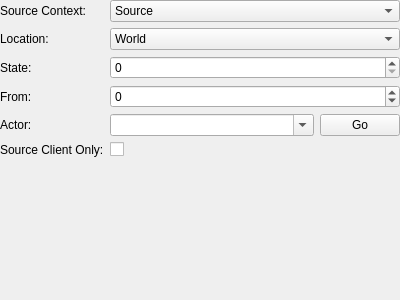
Old version of the form tools/cathedral/ui/ActionSetNPCState.ui in the repository comphack/comp_hack.
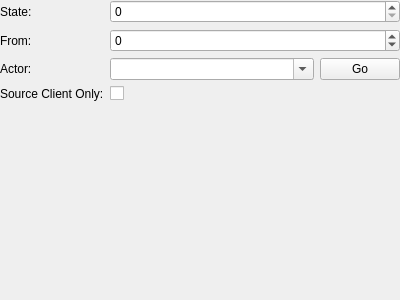
New version of the form.

Commit message: Minimizing the base action UI

```diff
--- a/tools/cathedral/ui/ActionSetNPCState.ui
+++ b/tools/cathedral/ui/ActionSetNPCState.ui
@@ -26,84 +26,27 @@
    <item>
     <layout class="QFormLayout" name="formLayout">
      <item row="0" column="0">
-      <widget class="QLabel" name="lblSourceContext">
-       <property name="text">
-        <string>Source Context:</string>
-       </property>
-      </widget>
-     </item>
-     <item row="0" column="1">
-      <widget class="QComboBox" name="sourceContext">
-       <item>
-        <property name="text">
-         <string>Source</string>
-        </property>
-       </item>
-       <item>
-        <property name="text">
-         <string>Party</string>
-        </property>
-       </item>
-       <item>
-        <property name="text">
-         <string>All</string>
-        </property>
-       </item>
-      </widget>
-     </item>
-     <item row="1" column="0">
-      <widget class="QLabel" name="lblLocation">
-       <property name="text">
-        <string>Location:</string>
-       </property>
-      </widget>
-     </item>
-     <item row="1" column="1">
-      <widget class="QComboBox" name="location">
-       <item>
-        <property name="text">
-         <string>World</string>
-        </property>
-       </item>
-       <item>
-        <property name="text">
-         <string>Channel</string>
-        </property>
-       </item>
-       <item>
-        <property name="text">
-         <string>Instance</string>
-        </property>
-       </item>
-       <item>
-        <property name="text">
-         <string>Zone</string>
-        </property>
-       </item>
-      </widget>
-     </item>
-     <item row="2" column="0">
       <widget class="QLabel" name="lblState">
        <property name="text">
         <string>State:</string>
        </property>
       </widget>
      </item>
-     <item row="3" column="0">
+     <item row="0" column="1">
+      <widget class="QSpinBox" name="state">
+       <property name="maximum">
+        <number>255</number>
+       </property>
+      </widget>
+     </item>
+     <item row="1" column="0">
       <widget class="QLabel" name="lbleFrom">
        <property name="text">
         <string>From:</string>
        </property>
       </widget>
      </item>
-     <item row="2" column="1">
-      <widget class="QSpinBox" name="state">
-       <property name="maximum">
-        <number>255</number>
-       </property>
-      </widget>
-     </item>
-     <item row="3" column="1">
+     <item row="1" column="1">
       <widget class="QSpinBox" name="from">
        <property name="minimum">
         <number>-1</number>
@@ -113,14 +56,14 @@
        </property>
       </widget>
      </item>
-     <item row="4" column="0">
+     <item row="2" column="0">
       <widget class="QLabel" name="lblActor">
        <property name="text">
         <string>Actor:</string>
        </property>
       </widget>
      </item>
-     <item row="4" column="1">
+     <item row="2" column="1">
       <layout class="QHBoxLayout" name="layoutActor">
        <item>
         <widget class="QComboBox" name="actor">
@@ -144,14 +87,14 @@
        </item>
       </layout>
      </item>
-     <item row="5" column="0">
+     <item row="3" column="0">
       <widget class="QLabel" name="lblSourceClientOnly">
        <property name="text">
         <string>Source Client Only:</string>
        </property>
       </widget>
      </item>
-     <item row="5" column="1">
+     <item row="3" column="1">
       <widget class="QCheckBox" name="sourceClientOnly"/>
      </item>
     </layout>
```
The commit also changes 50 other files.
